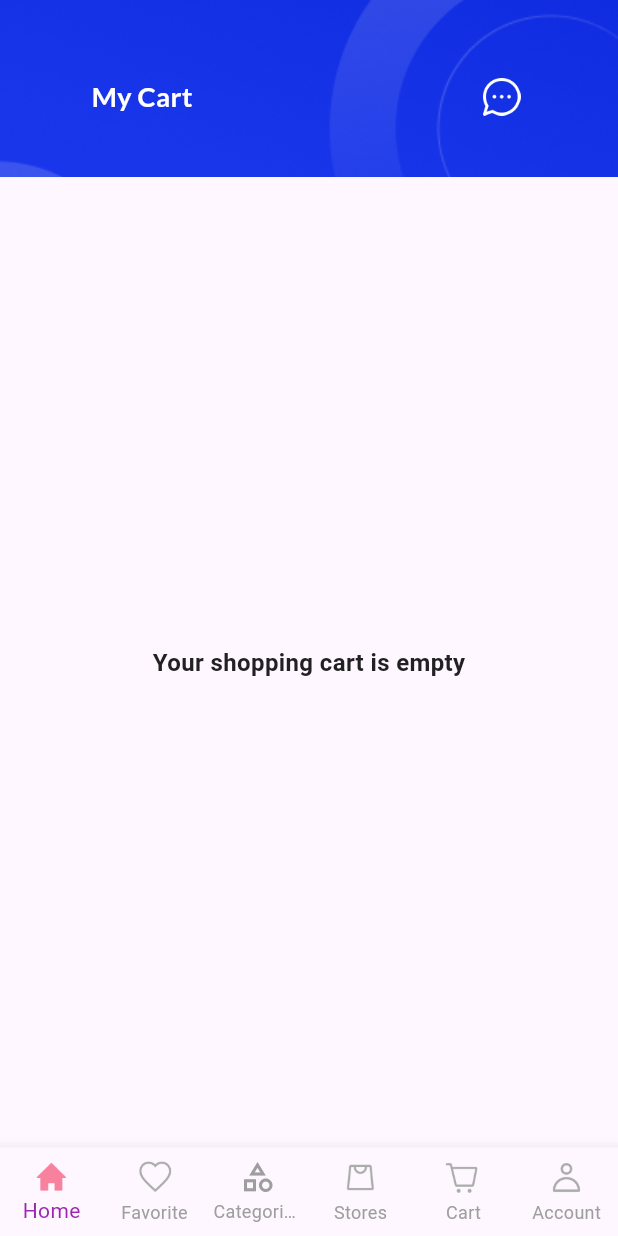
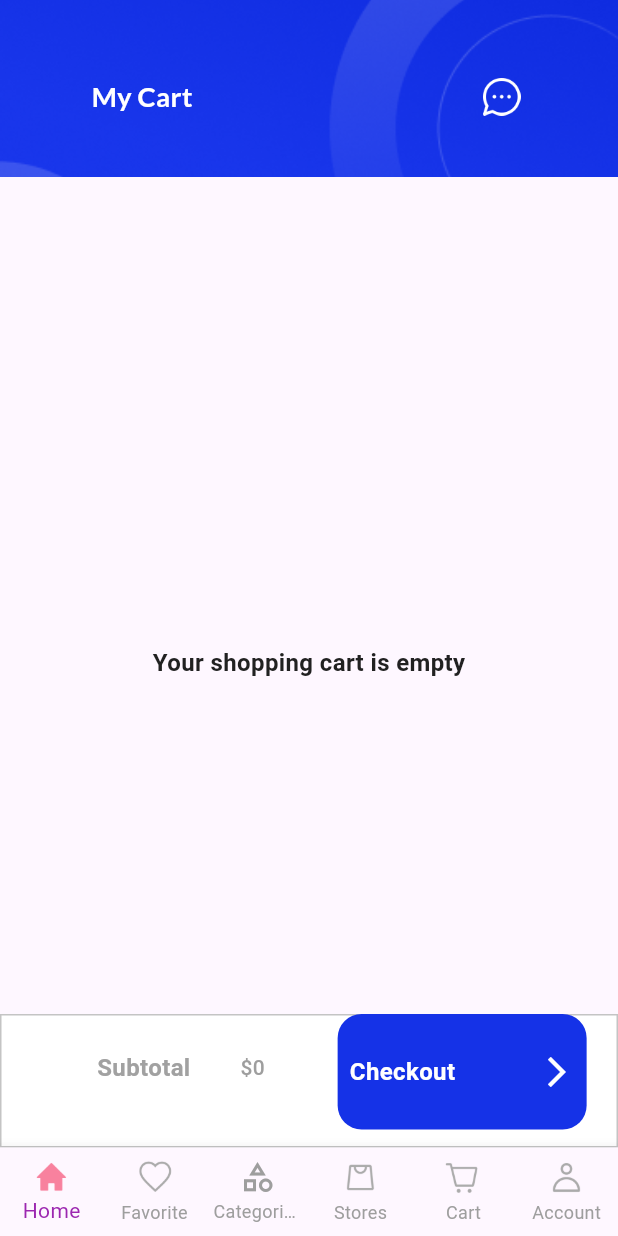
Before and after one commit to spabijan/test_store_app, a Flutter app: the CartScreen screen opened by its route, on a phone screen of 412 x 824 dp. Run offline on Flutter 3.47's test engine with Material 3 defaults, Android fonts, the light colour scheme and no system bars; our stand-ins replace decimal, email_validator, flutter_riverpod, flutter_secure_storage, freezed_annotation, go_router and 3 more; accounts and stored records are empty; generated files the repository leaves out were written again.

Commit message:
button checkout done

```diff
--- a/lib/screens/cart_screen/cart_screen.dart
+++ b/lib/screens/cart_screen/cart_screen.dart
@@ -1,8 +1,7 @@
-import 'package:flutter/cupertino.dart';
+import 'package:decimal/decimal.dart';
 import 'package:flutter/material.dart';
 import 'package:flutter_riverpod/flutter_riverpod.dart';
 import 'package:google_fonts/google_fonts.dart';
-import 'package:test_store_app/model/models/cart/cart_model.dart';
 import 'package:test_store_app/model/models/cart/provider/cart_provider.dart';
 import 'package:test_store_app/model/models/cart/provider/cart_total_amount.dart';
 import 'package:test_store_app/r.dart';
@@ -12,14 +11,14 @@ import 'package:test_store_app/screens/cart_screen/widgets/cart_items_widget.dar
 import 'package:test_store_app/screens/cart_screen/widgets/cart_list_item.dart';
 import 'package:test_store_app/screens/navigation/navigation_tapbar.dart';
 
-class CartScreen extends ConsumerStatefulWidget {
+class CartScreen extends StatefulWidget {
   const CartScreen({super.key});
 
   @override
-  ConsumerState<ConsumerStatefulWidget> createState() => _CartScreenState();
+  State<StatefulWidget> createState() => _CartScreenState();
 }
 
-class _CartScreenState extends ConsumerState<CartScreen> {
+class _CartScreenState extends State<CartScreen> {
   @override
   Widget build(BuildContext context) {
     return Scaffold(
@@ -70,7 +69,89 @@ class _CartScreenState extends ConsumerState<CartScreen> {
                 );
         },
       ),
+      bottomSheet: const CartCheckoutButton(),
       bottomNavigationBar: NavigationTapBar(),
     );
   }
 }
+
+class CartCheckoutButton extends StatelessWidget {
+  const CartCheckoutButton({
+    super.key,
+  });
+
+  @override
+  Widget build(BuildContext context) {
+    return Container(
+        width: 416,
+        height: 89,
+        clipBehavior: Clip.hardEdge,
+        decoration: const BoxDecoration(),
+        child: Stack(
+          clipBehavior: Clip.none,
+          children: [
+            Align(
+                alignment: Alignment.center,
+                child: Container(
+                    width: 416,
+                    height: 89,
+                    clipBehavior: Clip.hardEdge,
+                    decoration: BoxDecoration(
+                        color: Colors.white,
+                        border: Border.all(color: const Color(0xffc4c4c4))))),
+            Align(
+                alignment: const Alignment(-0.63, -0.26),
+                child: Text('Subtotal',
+                    style: GoogleFonts.roboto(
+                        fontSize: 16,
+                        fontWeight: FontWeight.bold,
+                        color: const Color(0xffa1a1a1)))),
+            Align(
+              alignment: const Alignment(-0.19, -0.26),
+              child: Consumer(
+                builder: (_, WidgetRef ref, __) {
+                  final totalPrice = ref.watch(cartTotalAmountProvider);
+                  return Text('\$$totalPrice',
+                      style: GoogleFonts.roboto(
+                          fontWeight: FontWeight.w500,
+                          color: totalPrice > Decimal.fromInt(0)
+                              ? const Color(0xffff6464)
+                              : Colors.grey));
+                },
+              ),
+            ),
+            Align(
+              alignment: const Alignment(0.83, -1),
+              child: InkWell(
+                onTap: () {},
+                child: Container(
+                  width: 166,
+                  height: 77,
+                  clipBehavior: Clip.hardEdge,
+                  decoration: BoxDecoration(
+                      color: const Color(0xff1532e7),
+                      borderRadius: BorderRadius.circular(16)),
+                  child: Padding(
+                    padding: const EdgeInsets.all(8.0),
+                    child: Row(
+                      mainAxisAlignment: MainAxisAlignment.spaceBetween,
+                      children: [
+                        Text('Checkout ',
+                            style: GoogleFonts.roboto(
+                                fontSize: 16,
+                                fontWeight: FontWeight.bold,
+                                color: Colors.white)),
+                        const Icon(
+                          Icons.arrow_forward_ios,
+                          color: Colors.white,
+                        )
+                      ],
+                    ),
+                  ),
+                ),
+              ),
+            )
+          ],
+        ));
+  }
+}
```
Also changed, not shown: lib/screens/cart_screen/widgets/cart_checkout_button.dart (added).
